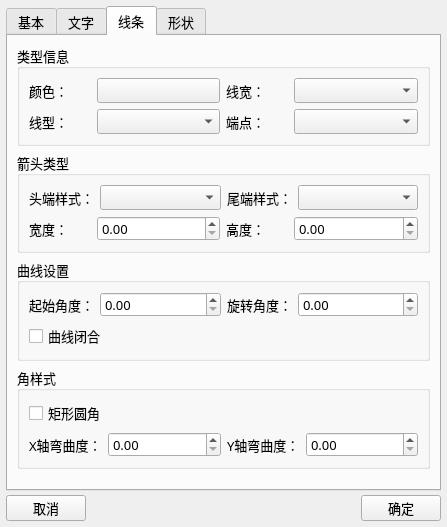
The window that h5base/h5basehelp/UI/iconproperty.ui (rcshuangw/graph) describes before a commit, drawn with Qt 5.
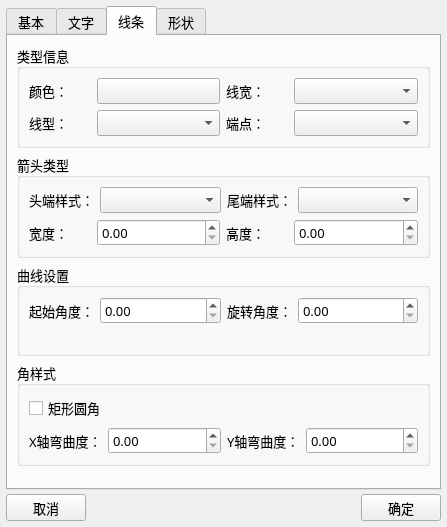
The same window after the commit.

```diff
--- a/h5base/h5basehelp/UI/iconproperty.ui
+++ b/h5base/h5basehelp/UI/iconproperty.ui
@@ -712,13 +712,6 @@
             </item>
             <item>
              <layout class="QHBoxLayout" name="horizontalLayout_15">
-              <item>
-               <widget class="QCheckBox" name="bCloseCheck">
-                <property name="text">
-                 <string>曲线闭合</string>
-                </property>
-               </widget>
-              </item>
               <item>
                <spacer name="horizontalSpacer_6">
                 <property name="orientation">
```
